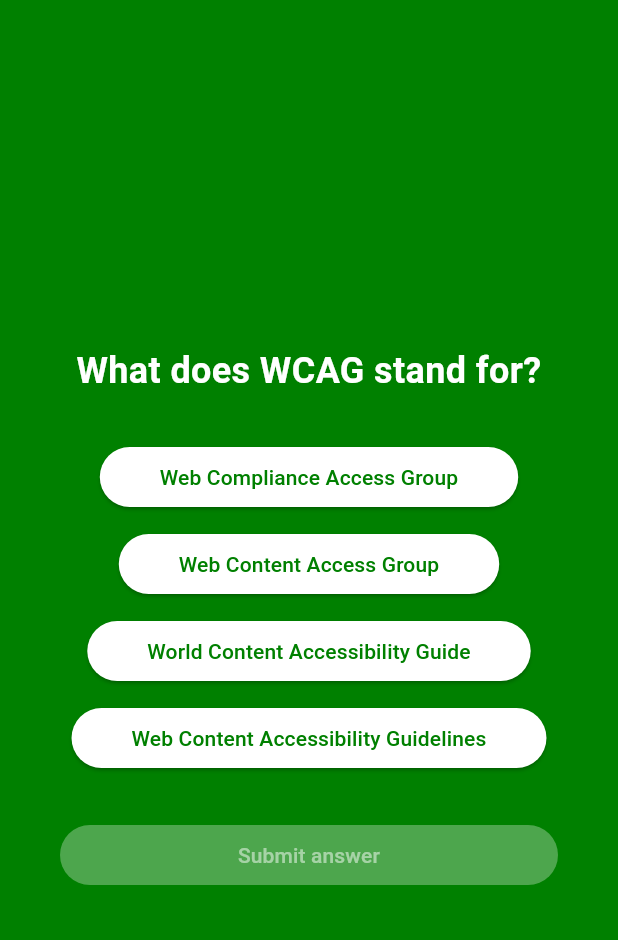
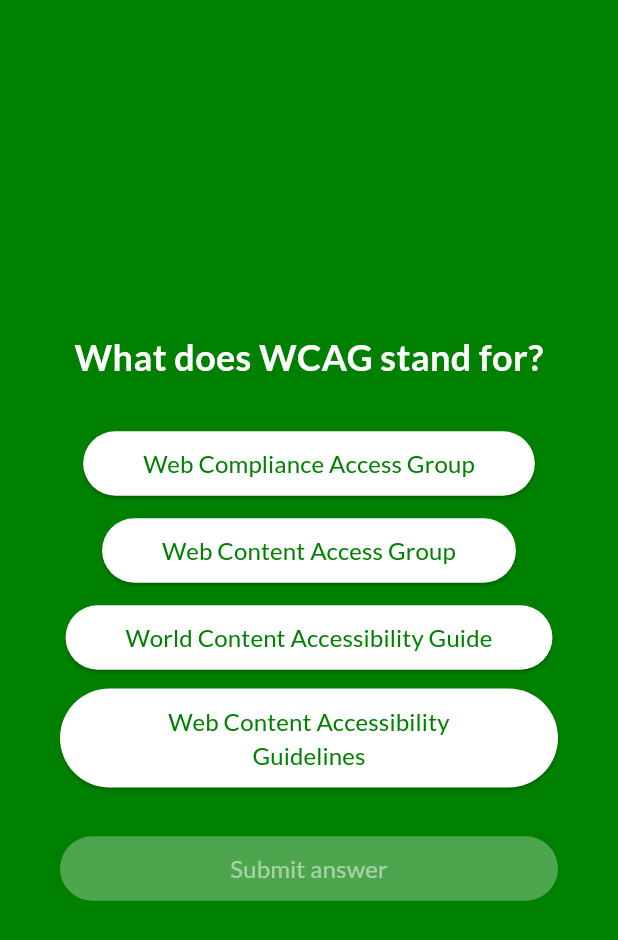
Before and after one commit to petra1/a_quiz, a Flutter app: the screen it shows after launch, after a tap on "Start Quiz", on a phone screen of 412 x 824 dp. Shown: the top 940 px of the screen. Run offline on Flutter 3.47's test engine with Material 3 defaults, Android fonts, the light colour scheme and no system bars; our stand-ins replace google_fonts.

Commit message:
The GoogleFonts.lato is used for the Questions

```diff
--- a/lib/main.dart
+++ b/lib/main.dart
@@ -3,7 +3,6 @@ import 'screens/start_screen.dart';
 import 'screens/question_screen.dart';
 import 'screens/result_screen.dart';
 import 'config/app_theme.dart';
-import 'models/quiz_question.dart';
 import 'data/questions.dart' as quiz_data;
 
 void main() {
--- a/lib/screens/question_screen.dart
+++ b/lib/screens/question_screen.dart
@@ -1,4 +1,5 @@
 import 'package:flutter/material.dart';
+import 'package:google_fonts/google_fonts.dart';
 import '../widgets/answer_button.dart';
 import '../config/app_theme.dart';
 import '../models/quiz_question.dart';
@@ -55,7 +56,7 @@ class _QuestionScreenState extends State<QuestionScreen> {
           children: [
             Text(
               currentQuestion.text,
-              style: const TextStyle(
+              style: GoogleFonts.lato(
                 color: AppTheme.foregroundColor,
                 fontSize: 24,
                 fontWeight: FontWeight.bold,
--- a/lib/widgets/answer_button.dart
+++ b/lib/widgets/answer_button.dart
@@ -1,4 +1,5 @@
 import 'package:flutter/material.dart';
+import 'package:google_fonts/google_fonts.dart';
 import '../config/app_theme.dart';
 
 class AnswerButton extends StatelessWidget {
@@ -31,6 +32,9 @@ class AnswerButton extends StatelessWidget {
       ),
       child: Text(
         answerText,
+        style: GoogleFonts.lato(
+          fontSize: 16,
+        ),
         textAlign: TextAlign.center,
       ),
     );
--- a/pubspec.yaml
+++ b/pubspec.yaml
@@ -34,6 +34,7 @@ dependencies:
   # The following adds the Cupertino Icons font to your application.
   # Use with the CupertinoIcons class for iOS style icons.
   cupertino_icons: ^1.0.8
+  google_fonts: ^6.1.0
 
 dev_dependencies:
   flutter_test:
```
Also changed, not shown: lib/screens/result_screen.dart (+6 -5 lines), pubspec.lock, 7 other files.
